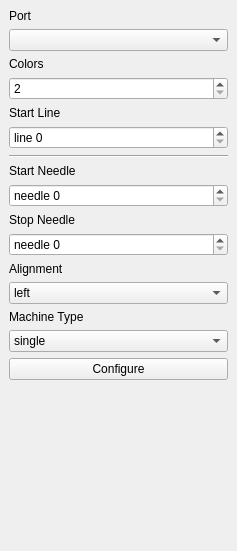
Before: the Qt Designer form software/python/ayab/plugins/ayab_plugin/ayab_options.ui in AllYarnsAreBeautiful/ayab-desktop, drawn with Qt 5.
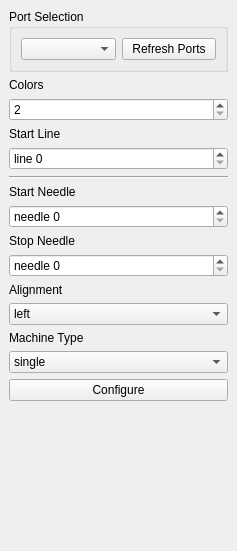
After: the same form once the commit is applied.

Commit message: adding refresh ports button and removing unused dock icons on ayab_options.

Patch:
```diff
--- a/software/python/ayab/plugins/ayab_plugin/ayab_options.ui
+++ b/software/python/ayab/plugins/ayab_plugin/ayab_options.ui
@@ -10,21 +10,33 @@
     <height>551</height>
    </rect>
   </property>
+  <property name="features">
+   <set>QDockWidget::NoDockWidgetFeatures</set>
+  </property>
   <property name="windowTitle">
    <string>Form</string>
   </property>
   <widget class="QWidget" name="ayab_config">
    <layout class="QVBoxLayout" name="verticalLayout">
     <item>
-     <widget class="QLabel" name="label_7">
-      <property name="text">
-       <string>Port</string>
+     <widget class="QGroupBox" name="groupBox">
+      <property name="title">
+       <string>Port Selection</string>
       </property>
+      <layout class="QHBoxLayout" name="horizontalLayout_3">
+       <item>
+        <widget class="QComboBox" name="serial_port_dropdown"/>
+       </item>
+       <item>
+        <widget class="QPushButton" name="refresh_ports_button">
+         <property name="text">
+          <string>Refresh Ports</string>
+         </property>
+        </widget>
+       </item>
+      </layout>
      </widget>
     </item>
-    <item>
-     <widget class="QComboBox" name="serial_port_dropdown"/>
-    </item>
     <item>
      <widget class="QLabel" name="label_6">
       <property name="text">
```
Left out of the diff: 2 changed lines with no effect on the pictures. The commit also changes 1 other file.
